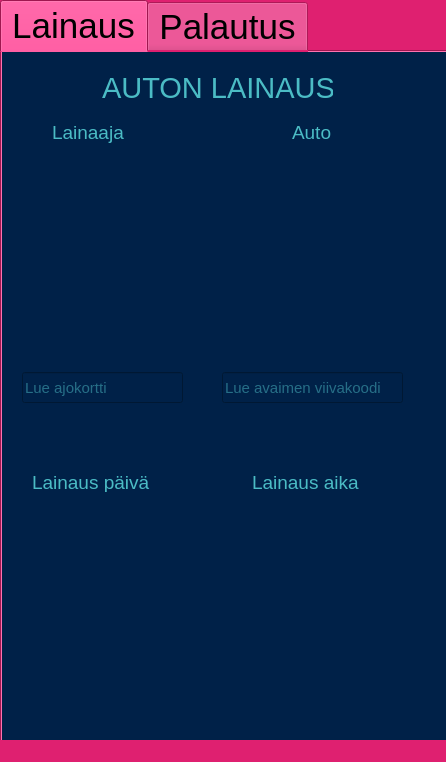
Qt form autonlainaussovellusidea.ui (HennaSalla/Autolainaus) before a commit.
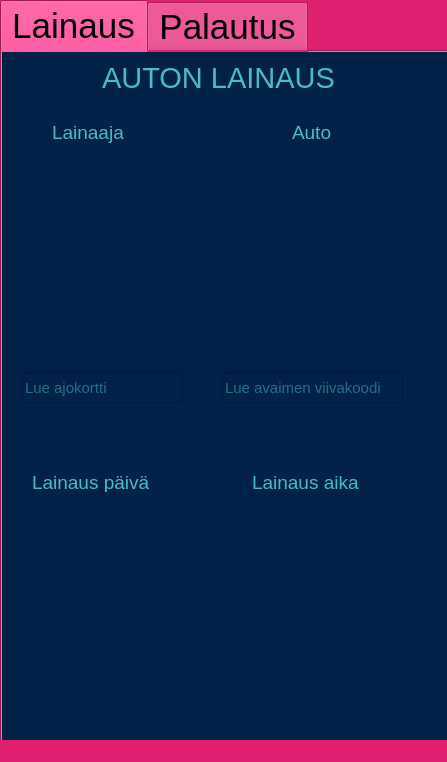
The same form after that commit. Icons and pictures are not drawn.

```diff
--- a/autonlainaussovellusidea.ui
+++ b/autonlainaussovellusidea.ui
@@ -6,7 +6,7 @@
    <rect>
     <x>0</x>
     <y>0</y>
-    <width>446</width>
+    <width>447</width>
     <height>762</height>
    </rect>
   </property>
@@ -44,27 +44,6 @@
      <attribute name="title">
       <string>Lainaus</string>
      </attribute>
-     <widget class="QLabel" name="takeTitleLabel">
-      <property name="geometry">
-       <rect>
-        <x>100</x>
-        <y>20</y>
-        <width>231</width>
-        <height>31</height>
-       </rect>
-      </property>
-      <property name="font">
-       <font>
-        <pointsize>22</pointsize>
-       </font>
-      </property>
-      <property name="styleSheet">
-       <string notr="true">color: rgb(75, 188, 197);</string>
-      </property>
-      <property name="text">
-       <string>AUTON LAINAUS</string>
-      </property>
-     </widget>
      <widget class="QLabel" name="borrowerLabel">
       <property name="geometry">
        <rect>
@@ -354,6 +333,27 @@
        <string/>
       </property>
      </widget>
+     <widget class="QLabel" name="returnCar">
+      <property name="geometry">
+       <rect>
+        <x>100</x>
+        <y>10</y>
+        <width>251</width>
+        <height>31</height>
+       </rect>
+      </property>
+      <property name="font">
+       <font>
+        <pointsize>22</pointsize>
+       </font>
+      </property>
+      <property name="styleSheet">
+       <string notr="true">color: rgb(75, 188, 197);</string>
+      </property>
+      <property name="text">
+       <string>AUTON LAINAUS</string>
+      </property>
+     </widget>
     </widget>
     <widget class="QWidget" name="returnTab">
      <property name="font">
@@ -415,27 +415,6 @@
        <pixmap resource="kuvat.qrc">:/kuvat/clock.png</pixmap>
       </property>
      </widget>
-     <widget class="QLabel" name="returnCar">
-      <property name="geometry">
-       <rect>
-        <x>120</x>
-        <y>0</y>
-        <width>251</width>
-        <height>31</height>
-       </rect>
-      </property>
-      <property name="font">
-       <font>
-        <pointsize>22</pointsize>
-       </font>
-      </property>
-      <property name="styleSheet">
-       <string notr="true">color: rgb(75, 188, 197);</string>
-      </property>
-      <property name="text">
-       <string>AUTON PALAUTUS</string>
-      </property>
-     </widget>
      <widget class="QLabel" name="carReturn">
       <property name="geometry">
        <rect>
```
Left out of the diff: 23 changed lines with no effect on the pictures.
